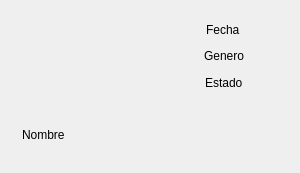
Above: Documentos/dni.ui from 0tomi/POO-TP before the change. Below: the same form after it.
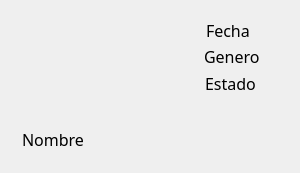
That is the form after the change. Icons and pictures are not drawn.

Diff of the .ui file:
```diff
--- a/Documentos/dni.ui
+++ b/Documentos/dni.ui
@@ -34,6 +34,12 @@
      <height>173</height>
     </size>
    </property>
+   <property name="font">
+    <font>
+     <family>Baskerville Old Face</family>
+     <pointsize>12</pointsize>
+    </font>
+   </property>
    <property name="styleSheet">
     <string notr="true">border-image: url(:/Resources/Documentos/DNIAztana.png);</string>
    </property>
@@ -45,14 +51,23 @@
    <property name="geometry">
     <rect>
      <x>22</x>
-     <y>125</y>
-     <width>81</width>
+     <y>129</y>
+     <width>131</width>
      <height>20</height>
     </rect>
    </property>
+   <property name="font">
+    <font>
+     <family>Baskerville Old Face</family>
+     <pointsize>12</pointsize>
+    </font>
+   </property>
    <property name="text">
     <string>Nombre</string>
    </property>
+   <property name="wordWrap">
+    <bool>true</bool>
+   </property>
   </widget>
   <widget class="QLabel" name="fecha">
    <property name="geometry">
@@ -63,9 +78,18 @@
      <height>20</height>
     </rect>
    </property>
+   <property name="font">
+    <font>
+     <family>Baskerville Old Face</family>
+     <pointsize>12</pointsize>
+    </font>
+   </property>
    <property name="text">
     <string>Fecha</string>
    </property>
+   <property name="wordWrap">
+    <bool>true</bool>
+   </property>
   </widget>
   <widget class="QLabel" name="genero">
    <property name="geometry">
@@ -76,6 +100,12 @@
      <height>20</height>
     </rect>
    </property>
+   <property name="font">
+    <font>
+     <family>Baskerville Old Face</family>
+     <pointsize>12</pointsize>
+    </font>
+   </property>
    <property name="text">
     <string>Genero</string>
    </property>
@@ -89,6 +119,12 @@
      <height>20</height>
     </rect>
    </property>
+   <property name="font">
+    <font>
+     <family>Bell MT</family>
+     <pointsize>12</pointsize>
+    </font>
+   </property>
    <property name="text">
     <string>Estado</string>
    </property>
```
Left out of the diff: 10 changed lines with no effect on the pictures.
